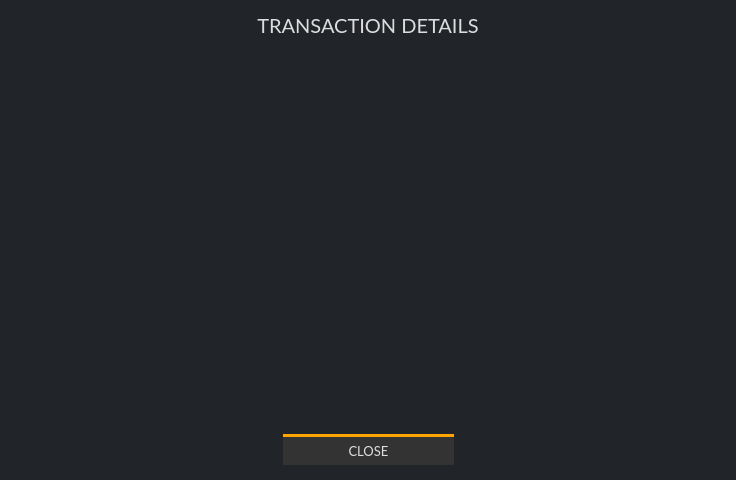
This is src/gui/ui/transactiondetailsdialog.ui in ConcealNetwork/conceal-desktop as Qt 5 draws it before an edit. The edited form follows.
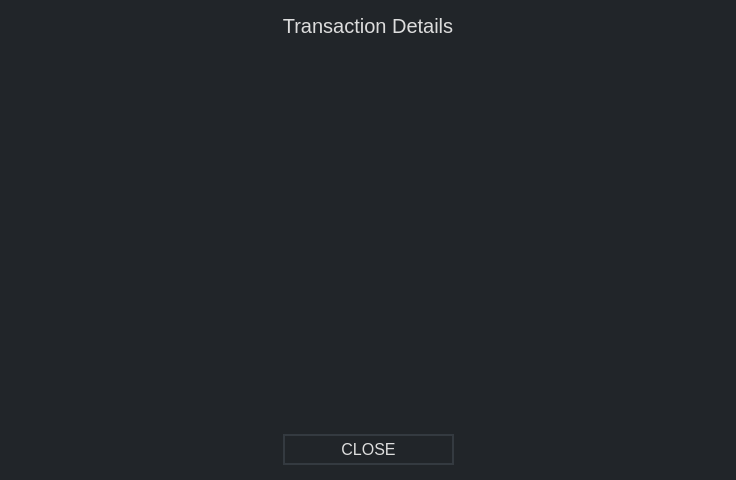
This is the edited form.

Patch:
```diff
--- a/src/gui/ui/transactiondetailsdialog.ui
+++ b/src/gui/ui/transactiondetailsdialog.ui
@@ -41,15 +41,16 @@
      </property>
      <property name="font">
       <font>
-       <family>Lato</family>
-       <pointsize>15</pointsize>
+       <pointsize>-1</pointsize>
       </font>
      </property>
      <property name="styleSheet">
-      <string notr="true">color: #ddd;</string>
+      <string notr="true">color: #ddd;
+border-right: 0px;
+font-size: 20px;</string>
      </property>
      <property name="text">
-      <string>TRANSACTION DETAILS</string>
+      <string>Transaction Details</string>
      </property>
      <property name="alignment">
       <set>Qt::AlignCenter</set>
@@ -94,12 +95,11 @@
        </property>
        <property name="font">
         <font>
-         <family>Lato</family>
-         <pointsize>10</pointsize>
+         <pointsize>-1</pointsize>
         </font>
        </property>
        <property name="styleSheet">
-        <string notr="true">color: #ddd; background-color: #333; border-top: 3px solid orange;</string>
+        <string notr="true">color: #ddd; border: 2px solid #343a40; font-size: 16px;</string>
        </property>
        <property name="text">
         <string>CLOSE</string>
```
Left out of the diff: 7 changed lines with no effect on the pictures.
